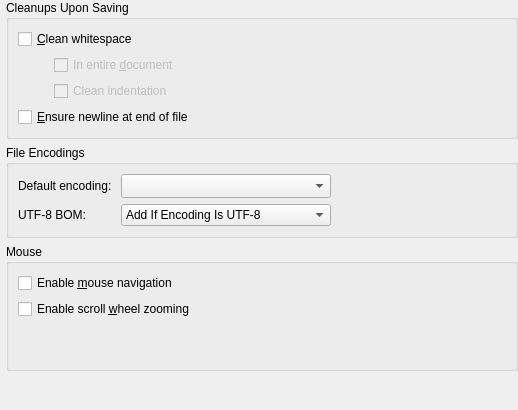
Before: the Qt Designer form src/plugins/texteditor/behaviorsettingswidget.ui in qt-creator/qt-creator, drawn with Qt 5.
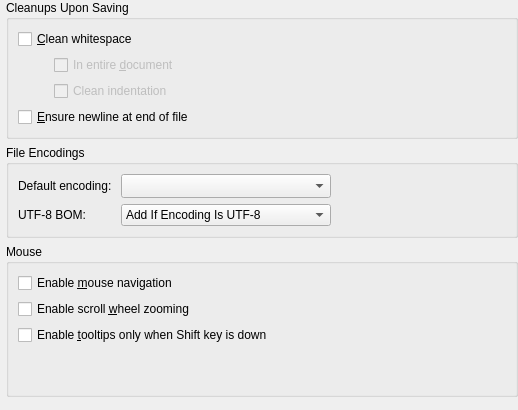
After: the same form once the commit is applied. Custom widgets are drawn as their Qt base class.

Commit message:
Editors: Introduce option to constrain tooltips
It's now possible to have tooltips popup only when the Shift key is down.
This has been requested quite a lot.

Task-number: QTCREATORBUG-5282

```diff
--- a/src/plugins/texteditor/behaviorsettingswidget.ui
+++ b/src/plugins/texteditor/behaviorsettingswidget.ui
@@ -201,6 +201,13 @@
         </property>
        </widget>
       </item>
+      <item>
+       <widget class="QCheckBox" name="constrainTooltips">
+        <property name="text">
+         <string>Enable &amp;tooltips only when Shift key is down</string>
+        </property>
+       </widget>
+      </item>
       <item>
        <spacer name="verticalSpacer_2">
         <property name="orientation">
```
Left out of the diff: 2 changed lines with no effect on the pictures. The commit also changes 5 other files.
